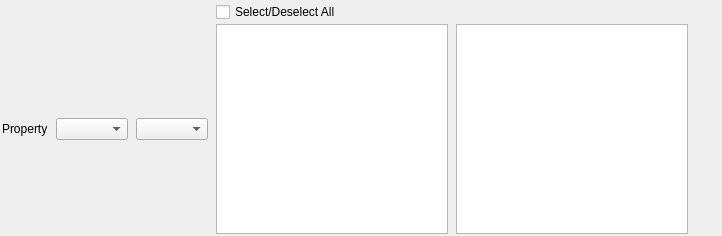
The window that Source/SVWidgetsLib/FilterParameterWidgets/UI_Files/MultiDataArraySelectionWidget.ui (BlueQuartzSoftware/SIMPL) describes before a commit, drawn with Qt 5.
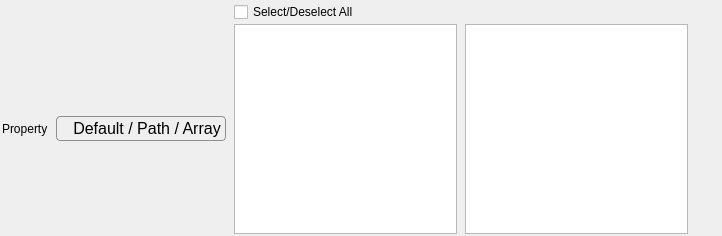
The same window after the commit. Icons and pictures are not drawn.

Commit message: Expanding API to MultiDataArraySelectionWidget.

Diff of the .ui file:
```diff
--- a/Source/SVWidgetsLib/FilterParameterWidgets/UI_Files/MultiDataArraySelectionWidget.ui
+++ b/Source/SVWidgetsLib/FilterParameterWidgets/UI_Files/MultiDataArraySelectionWidget.ui
@@ -29,6 +29,85 @@
    <property name="verticalSpacing">
     <number>2</number>
    </property>
+   <item row="1" column="2">
+    <widget class="QPushButton" name="m_SelectedAttributeMatrixPath">
+     <property name="sizePolicy">
+      <sizepolicy hsizetype="Expanding" vsizetype="Fixed">
+       <horstretch>0</horstretch>
+       <verstretch>0</verstretch>
+      </sizepolicy>
+     </property>
+     <property name="maximumSize">
+      <size>
+       <width>16777215</width>
+       <height>16777215</height>
+      </size>
+     </property>
+     <property name="font">
+      <font>
+       <pointsize>12</pointsize>
+      </font>
+     </property>
+     <property name="styleSheet">
+      <string notr="true">QPushButton { /* all types of tool button */
+    border: 1px solid #8f8f91;
+    border-radius: 4px;
+    background-color: qlineargradient(x1: 0, y1: 0, x2: 0, y2: 1,
+                                      stop: 0 #DDDDDD, stop: 1 #FFFFFF);
+	font-size: 12pt;
+	padding-left: 16px;
+	padding-right: 4px;
+	padding-top: 2px;
+	padding-bottom: 2px;
+}
+
+QPushButton::menu-indicator {
+   /*  image: url(menu_indicator.png); */
+    subcontrol-origin: padding;
+    subcontrol-position:  left; /* */
+}
+
+QPushButton::menu-indicator:pressed, QPushButton::menu-indicator:open
+{
+    position: relative;
+    /*  top: 2px; left: 2px; shift the arrow by 2 px */
+}
+
+QPushButton:pressed
+{
+    background-color: qlineargradient(x1: 0, y1: 0, x2: 0, y2: 1,
+                                      stop: 0 #AAAAFF, stop: 1 #FFFFFF);
+}
+
+QPushButton:flat 
+{
+    border: none; /* no border for a flat push button */
+}
+
+QPushButton:hover
+{
+	border: 1px solid #8f8f91;
+	border-radius: 4px;
+}
+</string>
+     </property>
+     <property name="text">
+      <string notr="true">Default / Path / Array</string>
+     </property>
+     <property name="iconSize">
+      <size>
+       <width>2</width>
+       <height>2</height>
+      </size>
+     </property>
+     <property name="shortcut">
+      <string>Ctrl+S</string>
+     </property>
+     <property name="flat">
+      <bool>false</bool>
+     </property>
+    </widget>
+   </item>
    <item row="1" column="0">
     <widget class="QLabel" name="label">
      <property name="sizePolicy">
@@ -42,7 +121,7 @@
      </property>
     </widget>
    </item>
-   <item row="1" column="4">
+   <item row="1" column="3">
     <widget class="QListWidget" name="attributeArraysSelectWidget">
      <property name="sizePolicy">
       <sizepolicy hsizetype="Expanding" vsizetype="Expanding">
@@ -58,7 +137,7 @@
      </property>
     </widget>
    </item>
-   <item row="1" column="5">
+   <item row="1" column="4">
     <widget class="QListWidget" name="attributeArraysOrderWidget">
      <property name="editTriggers">
       <set>QAbstractItemView::NoEditTriggers</set>
@@ -68,39 +147,7 @@
      </property>
     </widget>
    </item>
-   <item row="1" column="2">
-    <widget class="QComboBox" name="dataContainerCombo">
-     <property name="sizePolicy">
-      <sizepolicy hsizetype="Fixed" vsizetype="Maximum">
-       <horstretch>0</horstretch>
-       <verstretch>0</verstretch>
-      </sizepolicy>
-     </property>
-     <property name="toolTip">
-      <string>This is the DataContainer selection</string>
-     </property>
-     <property name="sizeAdjustPolicy">
-      <enum>QComboBox::AdjustToContents</enum>
-     </property>
-    </widget>
-   </item>
-   <item row="1" column="3">
-    <widget class="QComboBox" name="attributeMatrixCombo">
-     <property name="sizePolicy">
-      <sizepolicy hsizetype="Fixed" vsizetype="Maximum">
-       <horstretch>0</horstretch>
-       <verstretch>0</verstretch>
-      </sizepolicy>
-     </property>
-     <property name="toolTip">
-      <string>This is the AttributeMatrix selection</string>
-     </property>
-     <property name="sizeAdjustPolicy">
-      <enum>QComboBox::AdjustToContents</enum>
-     </property>
-    </widget>
-   </item>
-   <item row="0" column="4">
+   <item row="0" column="3">
     <widget class="QCheckBox" name="selectCheckBox">
      <property name="text">
       <string>Select/Deselect All</string>
```
Left out of the diff: 6 changed lines with no effect on the pictures. The commit also changes 2 other files.
